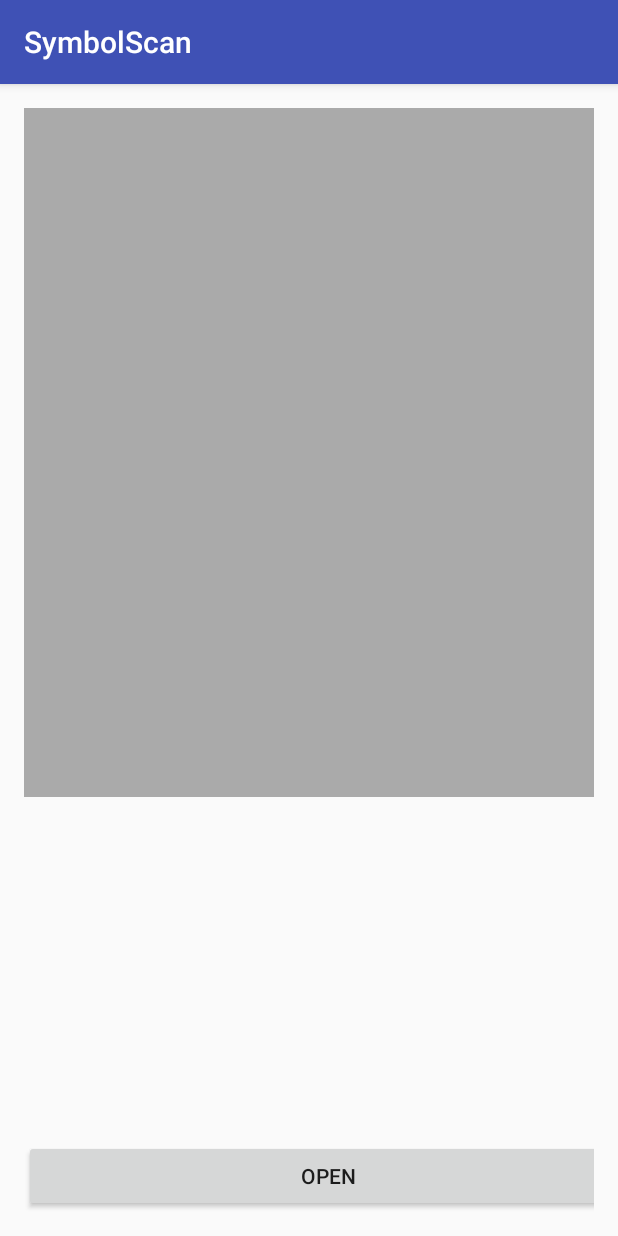
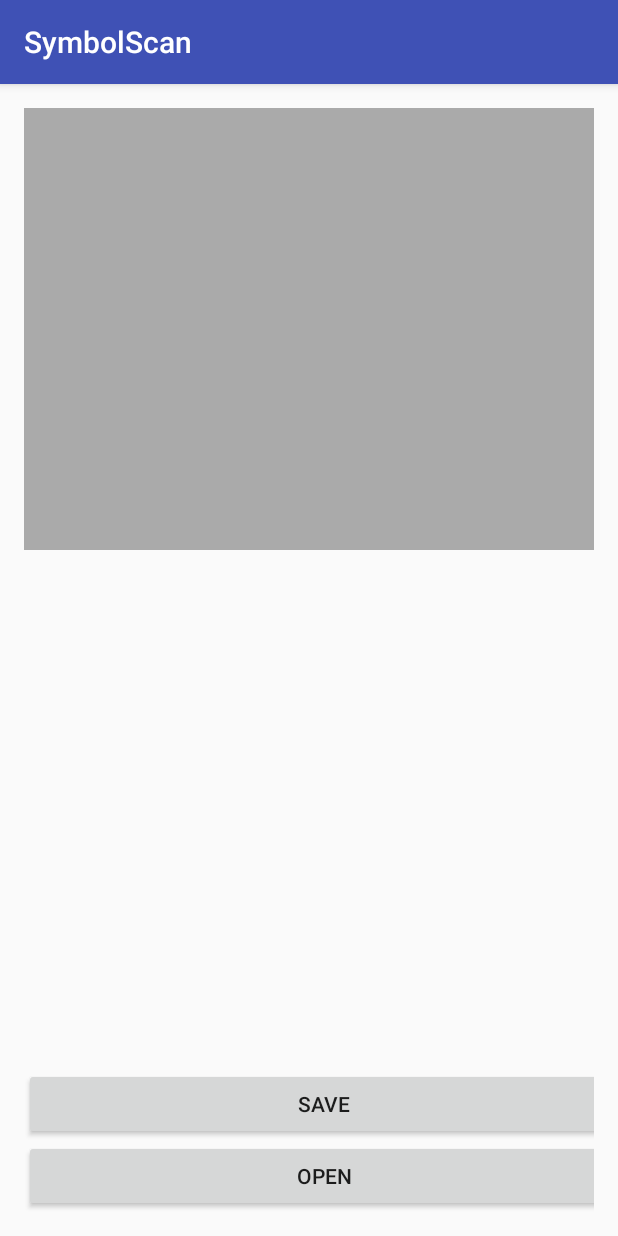
Before and after one commit to NaasHt/brScanner, an Android app: the MainActivity2 screen opened directly, with no data from a screen before it, after a tap on "OPEN", on a phone screen of 412 x 824 dp. Run offline under Robolectric (Android 15) with nearby library versions, the phone set to English and light mode, and no system bars; libraries missing offline, so code that uses them is left out: jp.casio.ht; 5 statements that could not run were skipped.

Commit message:
save function

```diff
--- a/app/src/main/java/jp/casio/ht/devicelibrary/scansample/symbolscan/MainActivity.java
+++ b/app/src/main/java/jp/casio/ht/devicelibrary/scansample/symbolscan/MainActivity.java
@@ -7,6 +7,8 @@ import android.view.View;
 import android.widget.Button;
 
 public class MainActivity extends AppCompatActivity {
+
+    private Bundle savedInstanceState;
 
     @Override
     protected void onCreate(Bundle savedInstanceState) {
@@ -27,5 +29,4 @@ public class MainActivity extends AppCompatActivity {
         startActivity(intent);
     }
 
-
 }
--- a/app/src/main/java/jp/casio/ht/devicelibrary/scansample/symbolscan/MainActivity2.java
+++ b/app/src/main/java/jp/casio/ht/devicelibrary/scansample/symbolscan/MainActivity2.java
@@ -7,17 +7,25 @@ import android.content.IntentFilter;
 import android.os.Bundle;
 import android.support.v7.app.AppCompatActivity;
 import android.view.View;
+import android.widget.EditText;
 import android.widget.TextView;
 import android.widget.Toast;
 
+
+import java.io.BufferedReader;
+import java.io.File;
 import java.io.FileInputStream;
+import java.io.FileNotFoundException;
+import java.io.FileOutputStream;
 import java.io.IOException;
+import java.io.InputStreamReader;
+import java.text.BreakIterator;
 
 import jp.casio.ht.devicelibrary.ScannerLibrary;
 
 public class MainActivity2 extends AppCompatActivity {
 
-    private static TextView mTextView1;
+    private static TextView mTextView1, txtShow;
     private static ScannerLibrary mScanLib;
     private static ScannerLibrary.ScanResult mScanResult;
     private static ScanResultReceiver mScanResultReceiver;
@@ -41,6 +49,7 @@ public class MainActivity2 extends AppCompatActivity {
         getmScanLib().openScanner();
 
         mTextView1 = (TextView) findViewById(R.id.textView1);
+        txtShow= (TextView) findViewById(R.id.txtShow);
 
     }
 
@@ -96,32 +105,37 @@ public class MainActivity2 extends AppCompatActivity {
             }
         }
     }
-    public void openText(View view){
-
-        FileInputStream fin = null;
-        TextView textView = findViewById(R.id.text);
-        try {
-            fin = openFileInput("likuciai_ex.txt");
-            byte[] bytes = new byte[fin.available()];
-            fin.read(bytes);
-            String text = new String (bytes);
-            textView.setText(text);
-        }
-        catch(IOException ex) {
-
-            Toast.makeText(this, ex.getMessage(), Toast.LENGTH_SHORT).show();
-        }
-        finally{
-
-            try{
-                if(fin!=null)
-                    fin.close();
+    public void read(View view){
+        try{
+            FileInputStream fileInput = openFileInput("term002.txt");
+            InputStreamReader reader = new InputStreamReader(fileInput);
+            BufferedReader buffer = new BufferedReader(reader);
+            StringBuffer strBuffer = new StringBuffer();
+            String lines;
+            while((lines = buffer.readLine())!= null){
+                strBuffer.append(lines).append("\n");
             }
-            catch(IOException ex){
-
-                Toast.makeText(this, ex.getMessage(), Toast.LENGTH_SHORT).show();
-            }
+            txtShow.setText(strBuffer.toString());
+            fileInput.close();
+        }catch(FileNotFoundException e){e.printStackTrace();
+        }catch(IOException e){
+            e.printStackTrace();
         }
     }
 
+    public void write(View view) {
+        File term002 = new File("C:\\Users\\Liza\\Downloads");
+        String myTxt = mTextView1.getText().toString();
+        try {
+            FileOutputStream fileOutput = openFileOutput("term002.txt", MODE_PRIVATE);
+            fileOutput.write(myTxt.getBytes());
+            fileOutput.close();
+            mTextView1.setText("");
+            Toast.makeText(MainActivity2.this, "TEXT SAVED",Toast.LENGTH_LONG).show();
+        } catch (FileNotFoundException e) {
+            e.printStackTrace();
+        }catch(IOException e){
+            e.printStackTrace();
+        }
+    }
 }
--- a/app/src/main/res/layout/activity_main.xml
+++ b/app/src/main/res/layout/activity_main.xml
@@ -16,6 +16,8 @@
         app:layout_constraintHorizontal_bias="0.154"
         app:layout_constraintStart_toStartOf="parent"
         app:layout_constraintTop_toTopOf="parent" />
+
+
 </android.support.constraint.ConstraintLayout>
 
 <!--    <TextView-->
--- a/app/src/main/res/layout/activity_main2.xml
+++ b/app/src/main/res/layout/activity_main2.xml
@@ -15,27 +15,36 @@
     <TextView
         android:id="@+id/textView1"
         android:layout_width="match_parent"
-        android:layout_height="250dp"
-        android:layout_weight="2.5"
+        android:layout_height="100dp"
+        android:layout_weight="1.5"
         android:background="@android:color/darker_gray"
         android:gravity="start"
         android:textSize="24sp"
         android:textStyle="normal|bold" />
 
     <TextView
-        android:id="@+id/text"
+        android:id="@+id/txtShow"
         android:layout_width="match_parent"
         android:layout_height="wrap_content"
         android:layout_weight="2.5"
-        android:gravity="start"
-         />
+        android:gravity="start" />
 
     <Button
-        android:id="@+id/open_text"
-        android:layout_width="405dp"
+        android:id="@+id/btnSave"
+        android:layout_width="400dp"
         android:layout_height="wrap_content"
-        android:onClick="openText"
+
+        android:onClick="write"
+        android:text="Save" />
+
+    <Button
+        android:id="@+id/btnOpen"
+        android:layout_width="400dp"
+        android:layout_height="wrap_content"
+
+        android:onClick="read"
         android:text="Open" />
+
     <!--<Space
         android:layout_width="match_parent"
         android:layout_height="10dp" />-->
```
Also changed, not shown: 1 other file.
